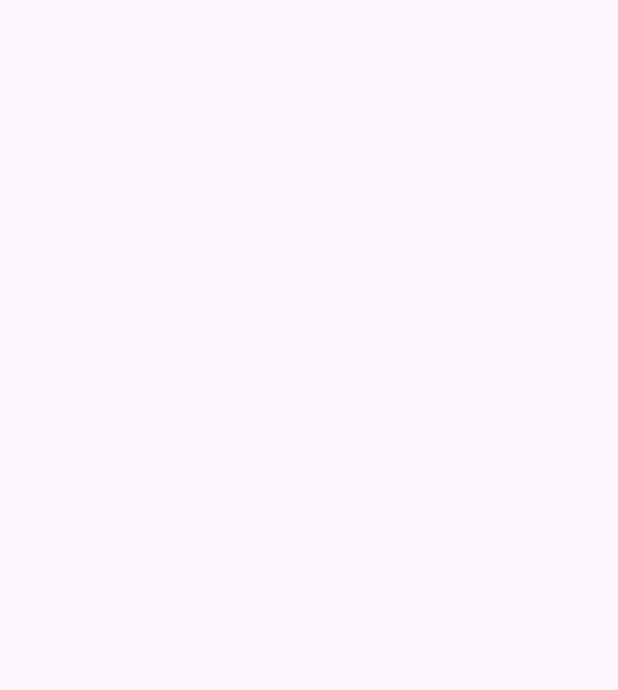
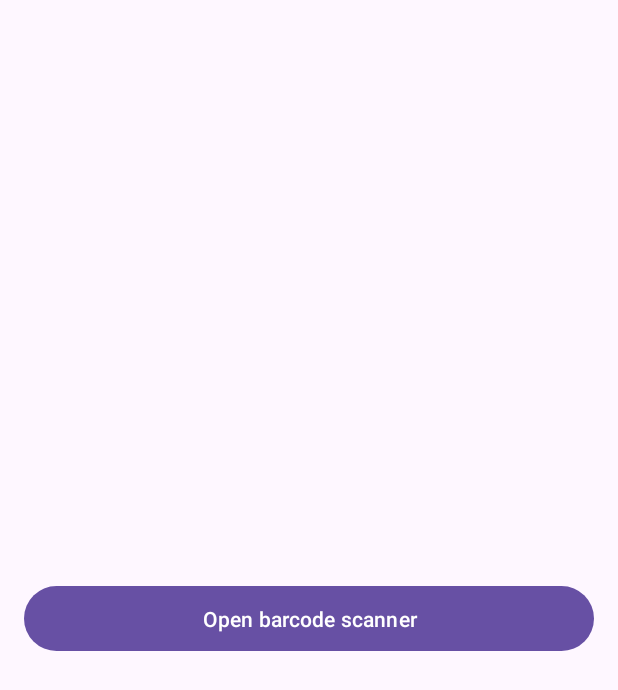
Before and after one commit to LaryssaGomesF/VisionApiApp, an Android app: the screen it shows after launch (MainActivity), on a phone screen of 412 x 824 dp. Before the commit the part shown is empty. Shown: the top 690 px of the screen. Run offline under Robolectric (Android 15) with nearby library versions, the phone set to English and light mode, and no system bars.

```diff
--- a/app/build.gradle.kts
+++ b/app/build.gradle.kts
@@ -34,6 +34,9 @@ android {
     kotlinOptions {
         jvmTarget = "1.8"
     }
+    buildFeatures{
+        viewBinding = true
+    }
 }
 
 dependencies {
--- a/app/src/main/java/com/example/visionapiapp/presentation/HomeFragment.kt
+++ b/app/src/main/java/com/example/visionapiapp/presentation/HomeFragment.kt
@@ -1,12 +1,37 @@
 package com.example.visionapiapp.presentation
 
 import android.os.Bundle
+import android.view.LayoutInflater
+import android.view.View
+import android.view.ViewGroup
 import androidx.fragment.app.Fragment
+import androidx.navigation.fragment.findNavController
+import com.example.visionapiapp.databinding.FragmentHomeBinding
 
 class HomeFragment: Fragment() {
 
-    override fun onCreate(savedInstanceState: Bundle?) {
-        super.onCreate(savedInstanceState)
+    private lateinit var binding: FragmentHomeBinding
 
+    override fun onCreateView(
+        inflater: LayoutInflater,
+        container: ViewGroup?,
+        savedInstanceState: Bundle?
+    ): View {
+        binding = FragmentHomeBinding.inflate(layoutInflater)
+        return binding.root
     }
+
+    override fun onViewCreated(view: View, savedInstanceState: Bundle?) {
+        super.onViewCreated(view, savedInstanceState)
+        setUpListeners()
+    }
+
+    private fun setUpListeners(){
+        binding.apply {
+            buttonOpenBarcodeScanner.setOnClickListener {
+                findNavController().navigate(HomeFragmentDirections.actionHomeFragmentToBarcodeFragment())
+            }
+        }
+    }
+
 }
--- a/app/src/main/java/com/example/visionapiapp/presentation/MainActivity.kt
+++ b/app/src/main/java/com/example/visionapiapp/presentation/MainActivity.kt
@@ -9,4 +9,6 @@ class MainActivity : AppCompatActivity() {
         super.onCreate(savedInstanceState)
         setContentView(R.layout.activity_main)
     }
+
+
 }
--- a/app/src/main/res/layout/fragment_home.xml
+++ b/app/src/main/res/layout/fragment_home.xml
@@ -1,6 +1,19 @@
 <?xml version="1.0" encoding="utf-8"?>
 <androidx.constraintlayout.widget.ConstraintLayout xmlns:android="http://schemas.android.com/apk/res/android"
+    xmlns:app="http://schemas.android.com/apk/res-auto"
     android:layout_width="match_parent"
     android:layout_height="match_parent">
 
+    <com.google.android.material.button.MaterialButton
+        android:id="@+id/button_openBarcodeScanner"
+        android:layout_width="match_parent"
+        android:layout_height="@dimen/height_51"
+        android:contentDescription="@string/description_foating_action_button_home"
+        android:layout_margin="@dimen/margin_16"
+        android:text="@string/open_barcode_scanner"
+        app:layout_constraintTop_toTopOf="parent"
+        app:layout_constraintStart_toStartOf="parent"
+        app:layout_constraintBottom_toBottomOf="parent"
+        app:layout_constraintEnd_toEndOf="parent" />
+
 </androidx.constraintlayout.widget.ConstraintLayout>
--- /dev/null
+++ b/app/src/main/res/values/dimens.xml
@@ -0,0 +1,5 @@
+<?xml version="1.0" encoding="utf-8"?>
+<resources>
+    <dimen name="margin_16">16dp</dimen>
+    <dimen name="height_51">51dp</dimen>
+</resources>
--- a/app/src/main/res/values/strings.xml
+++ b/app/src/main/res/values/strings.xml
@@ -1,3 +1,5 @@
 <resources>
     <string name="app_name">VisionApiApp</string>
+    <string name="description_foating_action_button_home">options</string>
+    <string name="open_barcode_scanner">Open barcode scanner</string>
 </resources>
```
Also changed, not shown: app/src/main/java/com/example/visionapiapp/presentation/BarcodeFragment.kt (+15 -0 lines).
